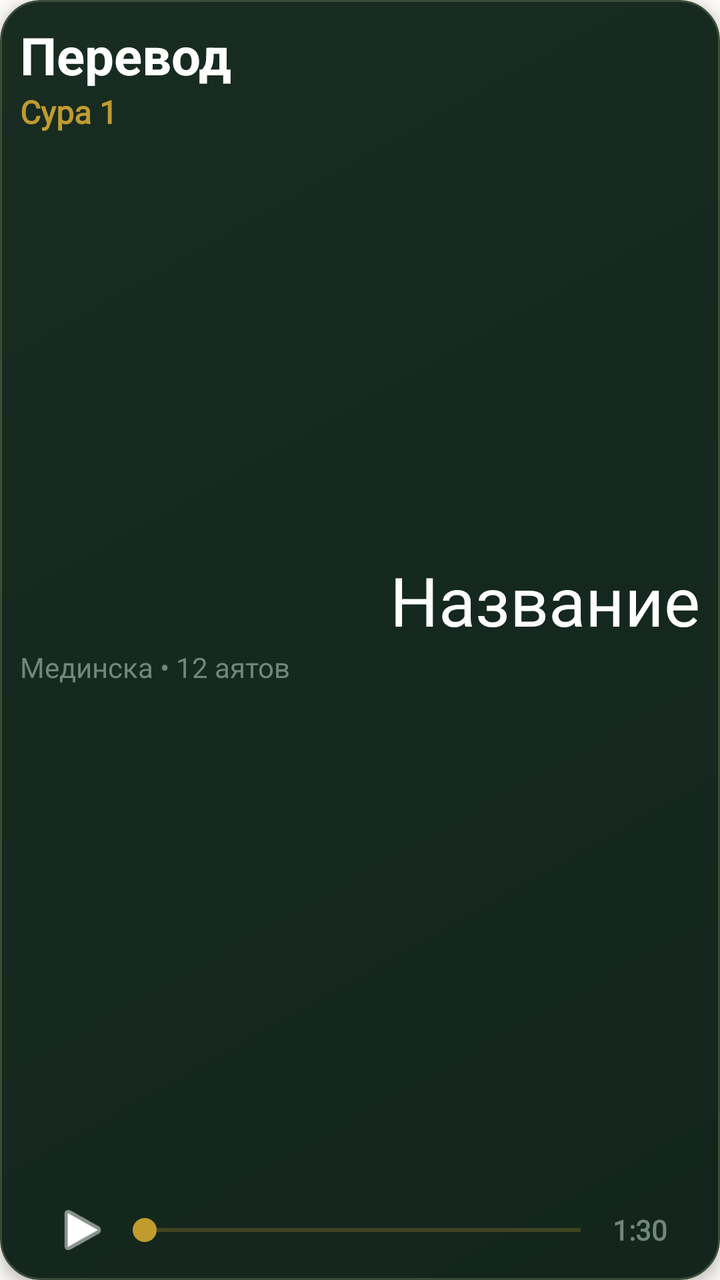
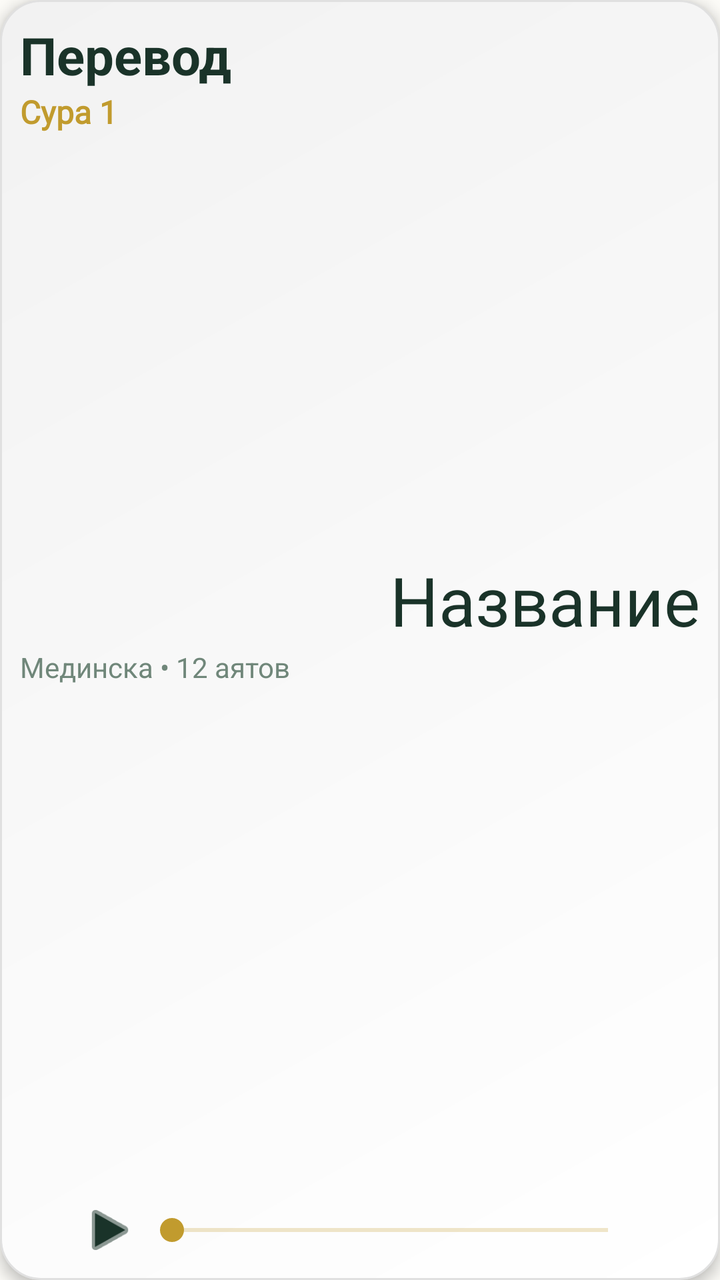

Compare the two renders of this Android layout. The source of the first and the diff that turns it into the second are given below.
<!-- AndroidManifest.xml: application theme Theme.YchiCoran -->
<!-- res/layout/item_sura.xml -->
<?xml version="1.0" encoding="utf-8"?>
<androidx.cardview.widget.CardView xmlns:android="http://schemas.android.com/apk/res/android"
    xmlns:app="http://schemas.android.com/apk/res-auto"
    android:layout_width="match_parent"
    android:layout_height="wrap_content"
    android:layout_margin="10dp"
    app:cardBackgroundColor="@android:color/transparent"
    app:cardCornerRadius="20dp"
    app:cardElevation="4dp"
    app:cardMaxElevation="4dp">

    <androidx.constraintlayout.widget.ConstraintLayout
        android:layout_width="match_parent"
        android:layout_height="match_parent"
        android:background="@drawable/card_gradiend">

        <TextView
            android:id="@+id/name_sura"
            android:layout_width="wrap_content"
            android:layout_height="wrap_content"
            android:layout_marginEnd="10dp"
            android:text="Название"
            android:textColor="@color/white"
            android:textSize="34sp"
            app:layout_constraintBottom_toTopOf="@+id/linearLayout"
            app:layout_constraintEnd_toEndOf="parent"
            app:layout_constraintTop_toTopOf="parent" />

        <TextView
            android:id="@+id/translation_sura"
            android:layout_width="wrap_content"
            android:layout_height="wrap_content"
            android:layout_marginStart="10dp"
            android:layout_marginTop="10dp"
            android:text="Перевод"
            android:textColor="@color/white"
            android:textSize="26sp"
            android:textStyle="bold"
            app:layout_constraintStart_toStartOf="parent"
            app:layout_constraintTop_toTopOf="parent" />
        <TextView
            android:layout_gravity="center"
            android:id="@+id/number_sura"
            android:layout_marginLeft="10dp"
            android:fontFamily="@font/inter"
            android:layout_width="wrap_content"
            android:layout_height="wrap_content"
            android:text="Сура 1"
            android:textColor="@color/h2_text_color"
            android:textSize="16sp"
            android:textStyle="bold"
            app:layout_constraintLeft_toLeftOf="parent"
            app:layout_constraintTop_toBottomOf="@id/translation_sura"/>
        <TextView
            android:id="@+id/type_countAuyh_sura"
            android:layout_width="wrap_content"
            android:layout_height="wrap_content"
            android:layout_marginLeft="10dp"
            android:text="Мединска \u2022 12 аятов "
            android:textSize="14dp"
            app:layout_constraintBottom_toTopOf="@+id/linearLayout"
            app:layout_constraintLeft_toLeftOf="parent"
            app:layout_constraintTop_toBottomOf="@id/number_sura" />

        <LinearLayout
            android:id="@+id/linearLayout"
            android:layout_width="match_parent"
            android:layout_height="wrap_content"
            android:orientation="horizontal"
            android:gravity="center"
            android:layout_marginBottom="10dp"
            app:layout_constraintBottom_toBottomOf="parent"
            app:layout_constraintEnd_toEndOf="parent"
            app:layout_constraintStart_toStartOf="parent">

            <ImageView
                android:layout_gravity="center"
                android:id="@+id/play_pause_item"
                android:layout_width="30dp"
                android:layout_height="30dp"

                app:srcCompat="@android:drawable/ic_media_play"
                app:tint="@color/white" />

            <SeekBar
                android:id="@+id/seekBar_item"
                android:layout_width="250dp"
                android:layout_height="wrap_content"
                android:layout_gravity="center_vertical"

                app:layout_constraintBottom_toBottomOf="parent"/>

            <TextView
                android:layout_gravity="center"
                android:id="@+id/ndumber_sura"
                android:fontFamily="@font/inter"
                android:layout_width="wrap_content"
                android:layout_height="wrap_content"
                android:text="1:30"
                android:textColor="@color/standart_txt"
                android:textSize="14sp"
                android:textStyle="bold" />
        </LinearLayout>

    </androidx.constraintlayout.widget.ConstraintLayout>
</androidx.cardview.widget.CardView>
<!-- resources referenced by this layout -->
<resources>
  <color name="h2_text_color">#C19B2E</color>
  <color name="standart_txt">#70877A</color>
  <color name="white">#FFFFFFFF</color>
  <!-- drawable card_gradiend (drawable) -->
  <?xml version="1.0" encoding="utf-8"?>
  <shape xmlns:android="http://schemas.android.com/apk/res/android"
      android:shape="rectangle">
      
      <gradient
          android:startColor="#13251C"
          android:endColor="#182C22"
          android:angle="135"
          android:type="linear" />
      <corners android:radius="20dp" />
  
      <stroke
          android:width="1dp"
          android:color="#3A4B36" />
  </shape>
  <style name="Theme.YchiCoran" parent="Base.Theme.YchiCoran" />
  <style name="Base.Theme.YchiCoran" parent="Theme.Material3.DayNight.NoActionBar">
          
          <item name="android:windowBackground">@color/background_layout</item>
          <item name="android:statusBarColor">@color/background_layout</item>
          <item name="android:navigationBarColor">@color/background_nav_bar</item>
          <item name="android:colorBackground">@color/background_layout</item>
  
          <item name="android:textColorPrimary">@color/h1_text_color</item>
          <item name="android:textColorSecondary">@color/h2_text_color</item>
          <item name="android:textColorTertiary">@color/standart_txt</item>
          <item name="android:textColorHint">@color/standart_txt</item>
  
          <item name="android:colorControlHighlight">@color/background_activ_element</item>
          <item name="android:colorControlActivated">@color/background_activ_element</item>
      </style>
  <color name="background_layout">#FCFBF7</color>
  <color name="background_nav_bar">#FDFBF7</color>
  <color name="h1_text_color">#1A3329</color>
  <color name="background_activ_element">#C19B2E</color>
</resources>

<!-- the commit's change to res/layout/item_sura.xml (unified diff, before → after) -->
@@ -20,7 +20,7 @@
             android:layout_height="wrap_content"
             android:layout_marginEnd="10dp"
             android:text="Название"
-            android:textColor="@color/white"
+            android:textColor="@color/h1_text_color"
             android:textSize="34sp"
             app:layout_constraintBottom_toTopOf="@+id/linearLayout"
             app:layout_constraintEnd_toEndOf="parent"
@@ -33,7 +33,7 @@
             android:layout_marginStart="10dp"
             android:layout_marginTop="10dp"
             android:text="Перевод"
-            android:textColor="@color/white"
+            android:textColor="@color/h1_text_color"
             android:textSize="26sp"
             android:textStyle="bold"
             app:layout_constraintStart_toStartOf="parent"
@@ -80,7 +80,7 @@
                 android:layout_height="30dp"
 
                 app:srcCompat="@android:drawable/ic_media_play"
-                app:tint="@color/white" />
+                app:tint="@color/h1_text_color" />
 
             <SeekBar
                 android:id="@+id/seekBar_item"
@@ -90,16 +90,6 @@
 
                 app:layout_constraintBottom_toBottomOf="parent"/>
 
-            <TextView
-                android:layout_gravity="center"
-                android:id="@+id/ndumber_sura"
-                android:fontFamily="@font/inter"
-                android:layout_width="wrap_content"
-                android:layout_height="wrap_content"
-                android:text="1:30"
-                android:textColor="@color/standart_txt"
-                android:textSize="14sp"
-                android:textStyle="bold" />
         </LinearLayout>
 
     </androidx.constraintlayout.widget.ConstraintLayout>
<!-- resource entries referenced after the edit -->
@@ -2,24 +2,26 @@
 <resources>
   <color name="h2_text_color">#C19B2E</color>
   <color name="standart_txt">#70877A</color>
-  <color name="white">#FFFFFFFF</color>
   <!-- drawable card_gradiend (drawable) -->
   <?xml version="1.0" encoding="utf-8"?>
   <shape xmlns:android="http://schemas.android.com/apk/res/android"
       android:shape="rectangle">
       
       <gradient
-          android:startColor="#13251C"
-          android:endColor="#182C22"
+          android:startColor="@color/card_gradient_start"
+          android:endColor="@color/card_gradient_end"
           android:angle="135"
           android:type="linear" />
       <corners android:radius="20dp" />
   
       <stroke
           android:width="1dp"
-          android:color="#3A4B36" />
+          android:color="@color/card_stroke" />
   </shape>
   <style name="Theme.YchiCoran" parent="Base.Theme.YchiCoran" />
+  <color name="card_gradient_start">#FFFFFF</color>
+  <color name="card_gradient_end">#F2F2F2</color>
+  <color name="card_stroke">#E0E0E0</color>
   <style name="Base.Theme.YchiCoran" parent="Theme.Material3.DayNight.NoActionBar">
           
           <item name="android:windowBackground">@color/background_layout</item>
